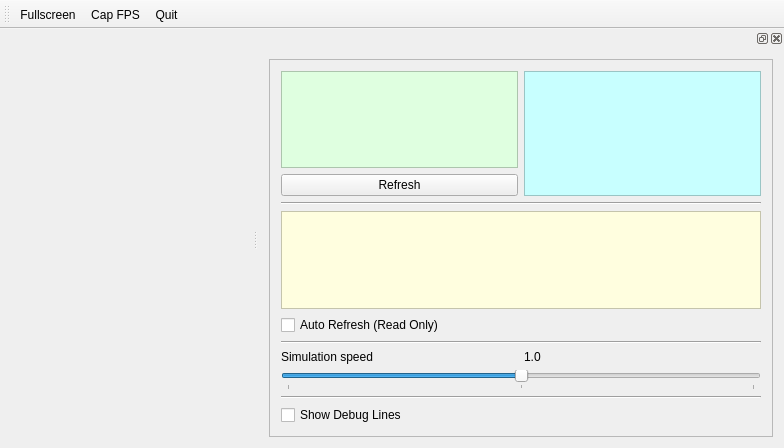
Old version of the form xkill-gui/MainWindow.ui in the repository ensq/xkill-resources.
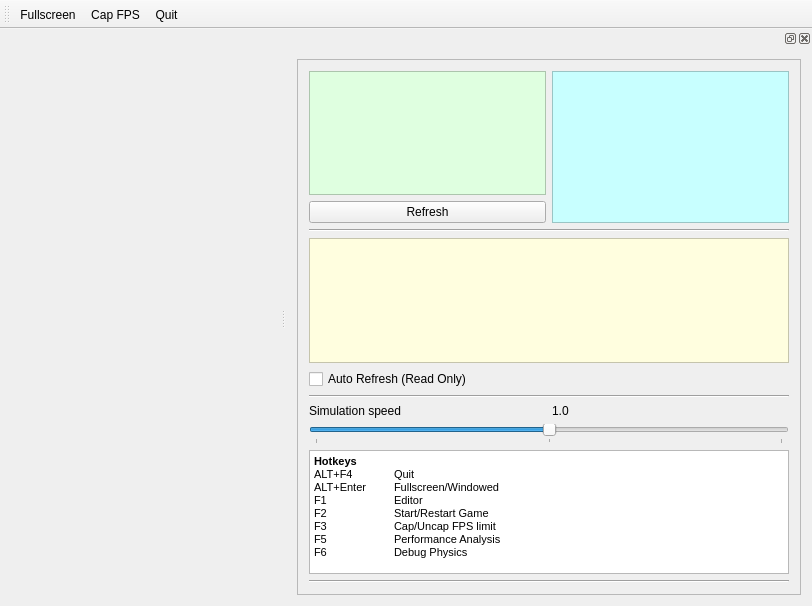
New version of the form.

Commit message: Added how-to inside editor

The edit to the form file:
```diff
--- a/xkill-gui/MainWindow.ui
+++ b/xkill-gui/MainWindow.ui
@@ -6,8 +6,8 @@
    <rect>
     <x>0</x>
     <y>0</y>
-    <width>784</width>
-    <height>448</height>
+    <width>812</width>
+    <height>606</height>
    </rect>
   </property>
   <property name="windowTitle">
@@ -51,7 +51,7 @@
           <x>0</x>
           <y>0</y>
           <width>466</width>
-          <height>383</height>
+          <height>541</height>
          </rect>
         </property>
         <layout class="QVBoxLayout" name="verticalLayout_2">
@@ -177,6 +177,20 @@
            </property>
           </widget>
          </item>
+         <item>
+          <widget class="QTextBrowser" name="textBrowser">
+           <property name="html">
+            <string>&lt;!DOCTYPE HTML PUBLIC &quot;-//W3C//DTD HTML 4.0//EN&quot; &quot;http://www.w3.org/TR/REC-html40/strict.dtd&quot;&gt;
+&lt;html&gt;&lt;head&gt;&lt;meta name=&quot;qrichtext&quot; content=&quot;1&quot; /&gt;&lt;style type=&quot;text/css&quot;&gt;
+p, li { white-space: pre-wrap; }
+&lt;/style&gt;&lt;/head&gt;&lt;body style=&quot; font-family:'MS Shell Dlg 2'; font-size:8.25pt; font-weight:400; font-style:normal;&quot;&gt;
+&lt;p style=&quot; margin-top:0px; margin-bottom:0px; margin-left:0px; margin-right:0px; -qt-block-indent:0; text-indent:0px;&quot;&gt;&lt;span style=&quot; font-size:8pt; font-weight:600;&quot;&gt;Hotkeys&lt;br /&gt;&lt;/span&gt;&lt;span style=&quot; font-size:8pt;&quot;&gt;ALT+F4 	Quit&lt;/span&gt;&lt;/p&gt;
+&lt;p style=&quot; margin-top:0px; margin-bottom:0px; margin-left:0px; margin-right:0px; -qt-block-indent:0; text-indent:0px;&quot;&gt;&lt;span style=&quot; font-size:8pt;&quot;&gt;ALT+Enter 	Fullscreen/Windowed&lt;/span&gt;&lt;span style=&quot; font-size:8pt; font-weight:600;&quot;&gt;&lt;br /&gt;&lt;/span&gt;&lt;span style=&quot; font-size:8pt;&quot;&gt;F1 	Editor&lt;br /&gt;F2 	Start/Restart Game&lt;br /&gt;F3 	Cap/Uncap FPS limit&lt;/span&gt;&lt;/p&gt;
+&lt;p style=&quot; margin-top:0px; margin-bottom:0px; margin-left:0px; margin-right:0px; -qt-block-indent:0; text-indent:0px;&quot;&gt;&lt;span style=&quot; font-size:8pt;&quot;&gt;F5 	Performance Analysis&lt;/span&gt;&lt;/p&gt;
+&lt;p style=&quot; margin-top:0px; margin-bottom:0px; margin-left:0px; margin-right:0px; -qt-block-indent:0; text-indent:0px;&quot;&gt;&lt;span style=&quot; font-size:8pt;&quot;&gt;F6 	Debug Physics&lt;/span&gt;&lt;/p&gt;&lt;/body&gt;&lt;/html&gt;</string>
+           </property>
+          </widget>
+         </item>
          <item>
           <widget class="Line" name="line_3">
            <property name="orientation">
@@ -184,13 +198,6 @@
            </property>
           </widget>
          </item>
-         <item>
-          <widget class="QCheckBox" name="checkBox_showDebugPhysics">
-           <property name="text">
-            <string>Show Debug Lines</string>
-           </property>
-          </widget>
-         </item>
          <item>
           <spacer name="verticalSpacer">
            <property name="orientation">
```
